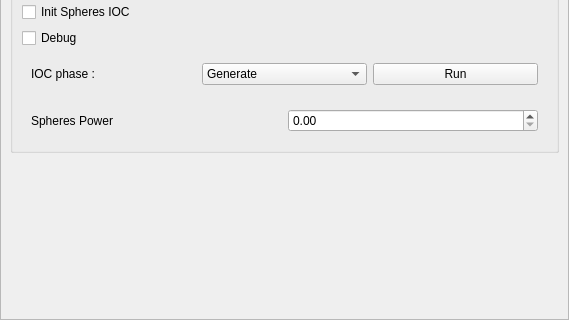
This is src/move3d-qt-gui-libs/src/qtMainInterface/sideWidgets/qtHriGesture.ui in jmainpri/move3d-studio as Qt 5 draws it before an edit; both pictures show x 0 to 569 and y 671 to 991 of the 569 by 991 pixel window. The edited form follows.
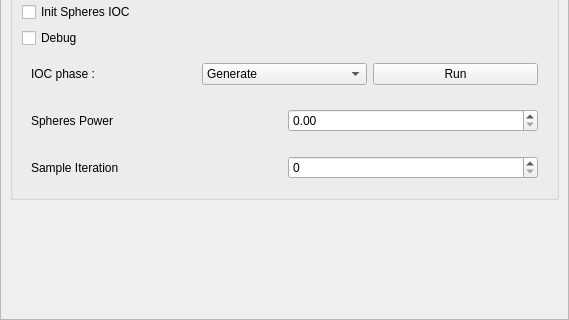
This is the edited form.

Commit message: Add button in gesture

Diff of the .ui file:
```diff
--- a/src/move3d-qt-gui-libs/src/qtMainInterface/sideWidgets/qtHriGesture.ui
+++ b/src/move3d-qt-gui-libs/src/qtMainInterface/sideWidgets/qtHriGesture.ui
@@ -363,6 +363,22 @@
             </layout>
            </widget>
           </item>
+          <item>
+           <widget class="QWidget" name="widget_3" native="true">
+            <layout class="QHBoxLayout" name="horizontalLayout_4">
+             <item>
+              <widget class="QLabel" name="label_3">
+               <property name="text">
+                <string>Sample Iteration</string>
+               </property>
+              </widget>
+             </item>
+             <item>
+              <widget class="QSpinBox" name="spinBoxSampleIteration"/>
+             </item>
+            </layout>
+           </widget>
+          </item>
          </layout>
         </widget>
        </item>
```
The commit also changes 1 other file.
